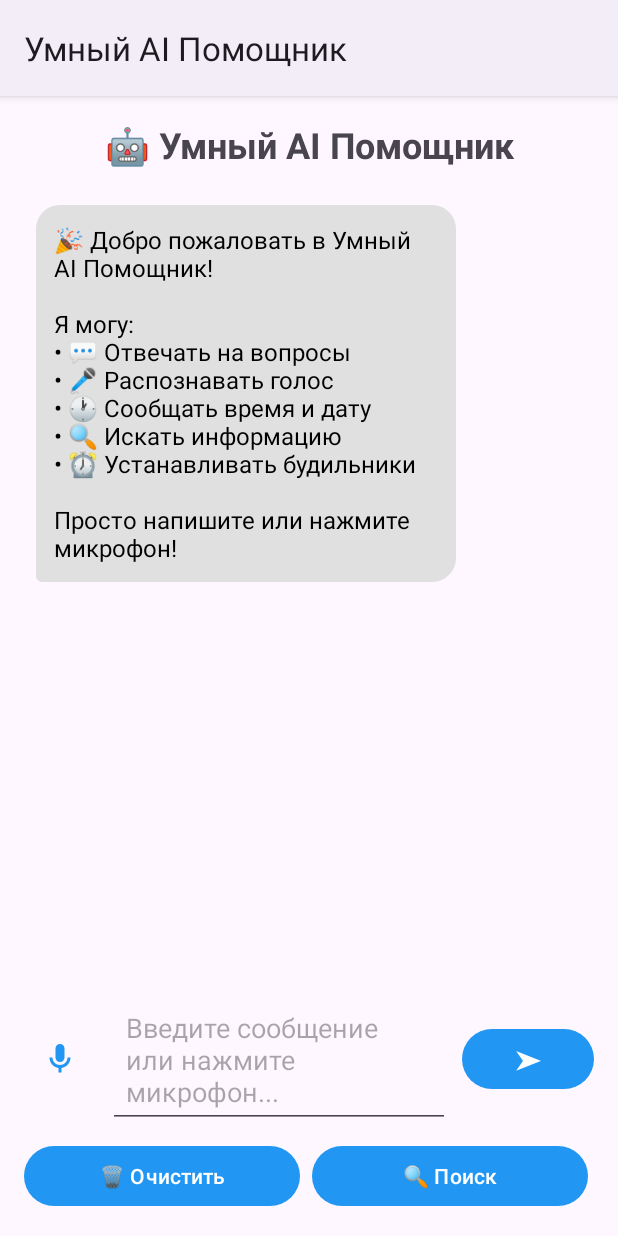
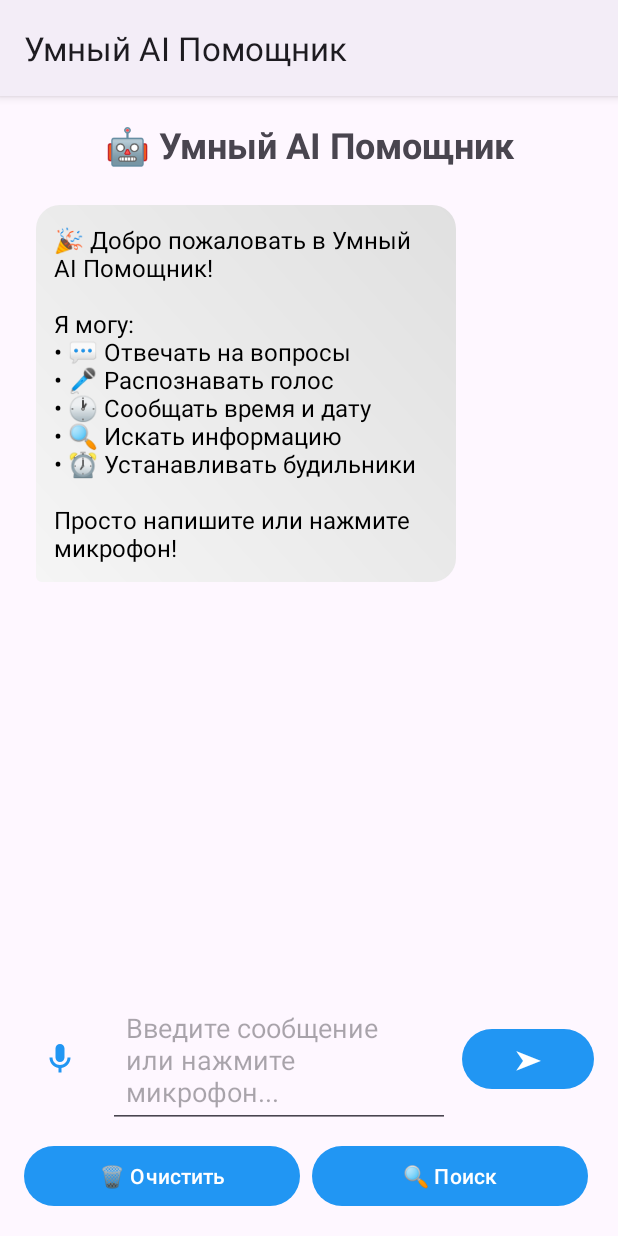
Before and after one commit to fallcorey/smart-ai-assistant, an Android app: the screen it shows after launch (MainActivity), on a phone screen of 412 x 824 dp. Run offline under Robolectric (Android 15) with nearby library versions, the phone set to English and light mode, and no system bars; 1 statement that could not run was skipped.

Commit message:
Update bubble_ai.xml

```diff
--- a/app/src/main/res/drawable/bubble_ai.xml
+++ b/app/src/main/res/drawable/bubble_ai.xml
@@ -1,6 +1,9 @@
 <?xml version="1.0" encoding="utf-8"?>
 <shape xmlns:android="http://schemas.android.com/apk/res/android">
-    <solid android:color="#E0E0E0" />
+    <gradient
+        android:startColor="#F5F5F5"
+        android:endColor="#E0E0E0"
+        android:angle="45"/>
     <corners
         android:topLeftRadius="16dp"
         android:topRightRadius="16dp"
```
